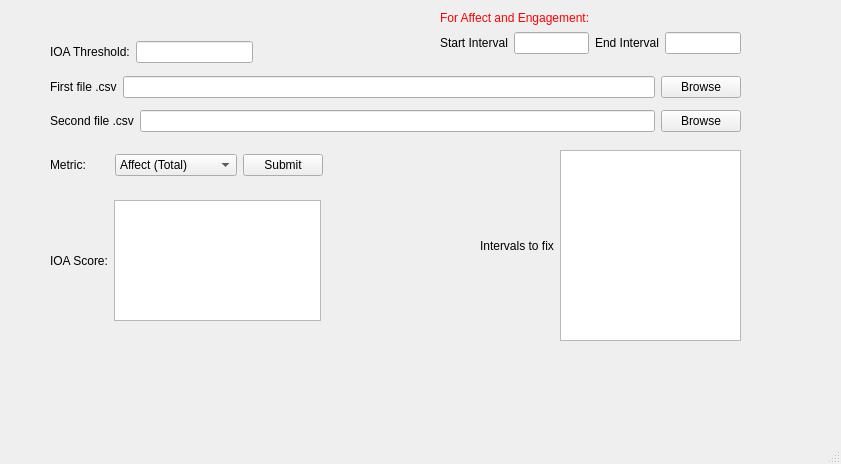
First picture: the form in ioa_gui.ui, repository Intelligent-Robotics-Lab/coding-software, before the edit.
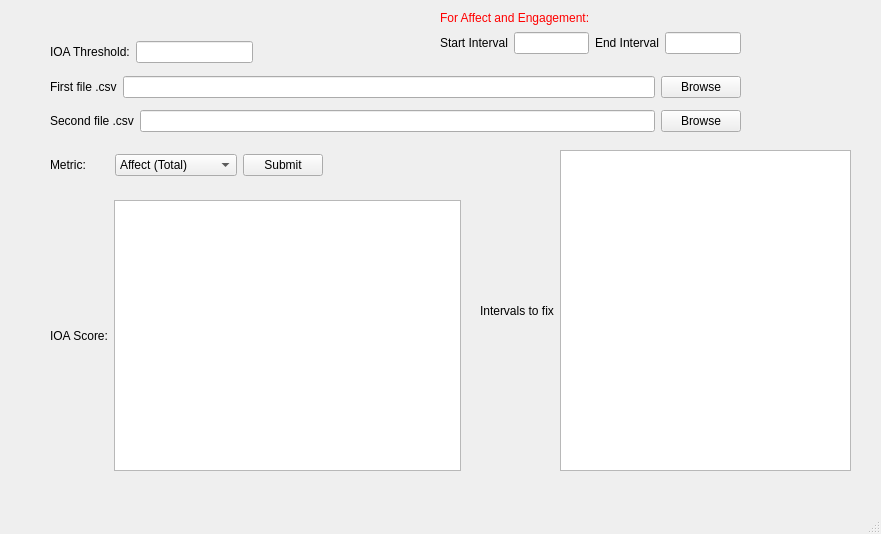
Second picture: the form after the edit.

Commit message: added cohens kappa with differ intervals

The edit to the form file:
```diff
--- a/ioa_gui.ui
+++ b/ioa_gui.ui
@@ -6,8 +6,8 @@
    <rect>
     <x>0</x>
     <y>0</y>
-    <width>841</width>
-    <height>464</height>
+    <width>881</width>
+    <height>534</height>
    </rect>
   </property>
   <property name="windowTitle">
@@ -19,8 +19,8 @@
      <rect>
       <x>480</x>
       <y>150</y>
-      <width>261</width>
-      <height>191</height>
+      <width>371</width>
+      <height>321</height>
      </rect>
     </property>
     <layout class="QHBoxLayout" name="horizontalLayout_5">
@@ -183,8 +183,8 @@
      <rect>
       <x>50</x>
       <y>200</y>
-      <width>271</width>
-      <height>121</height>
+      <width>411</width>
+      <height>271</height>
      </rect>
     </property>
     <layout class="QHBoxLayout" name="horizontalLayout_4">
```
Left out of the diff: 2 changed lines with no effect on the pictures. The commit also changes 2 other files.
